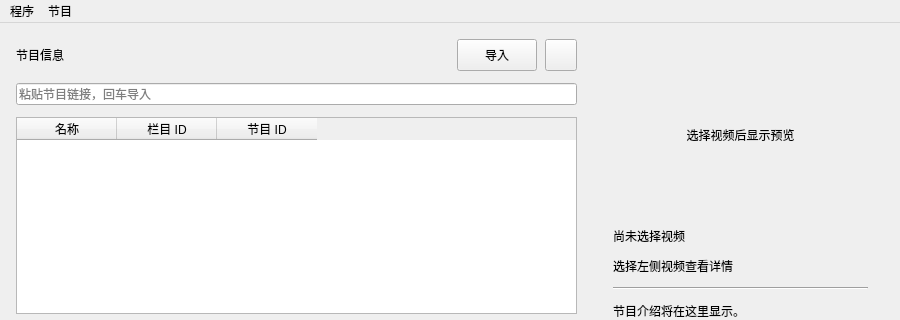
The window that src/gui/ui/ctvd.ui (letr007/CCTVVideoDownloader) describes before a commit, drawn with Qt 5; both pictures show x 0 to 900 and y 0 to 320 of the 900 by 664 pixel window.
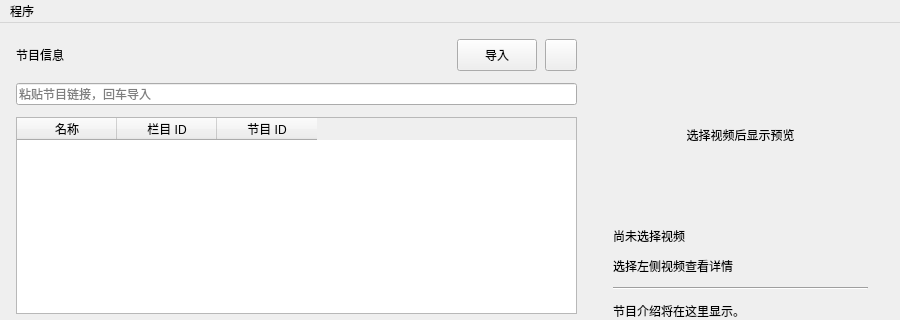
The same window after the commit.

Diff of the .ui file:
```diff
--- a/src/gui/ui/ctvd.ui
+++ b/src/gui/ui/ctvd.ui
@@ -247,11 +247,7 @@
     <property name="title"><string>程序</string></property>
     <addaction name="actionfile"/><addaction name="actionsetting"/><addaction name="actionabout"/><addaction name="separator"/><addaction name="actionexit"/>
    </widget>
-   <widget class="QMenu" name="menu_2">
-    <property name="title"><string>节目</string></property>
-    <addaction name="actionimport"/>
-   </widget>
-   <addaction name="menu"/><addaction name="menu_2"/>
+   <addaction name="menu"/>
   </widget>
   <widget class="QStatusBar" name="statusbar"/>
   <action name="actionfile"><property name="text"><string>打开文件保存位置</string></property></action>
```
Left out of the diff: 1 changed line with no effect on the pictures.
